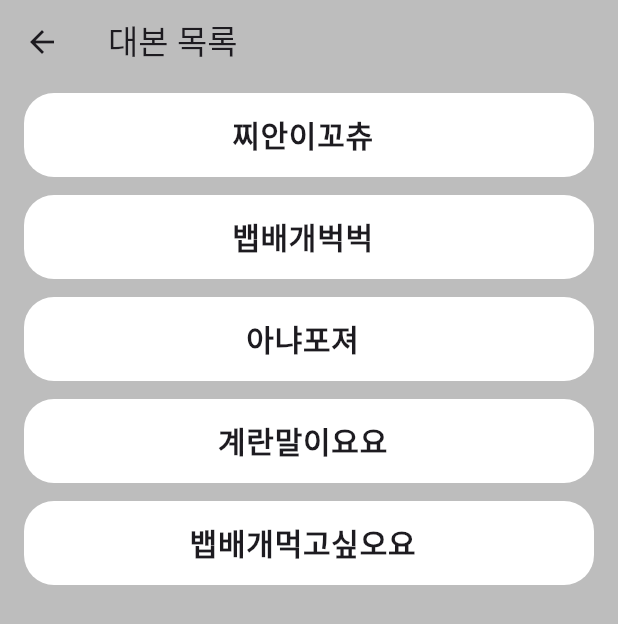
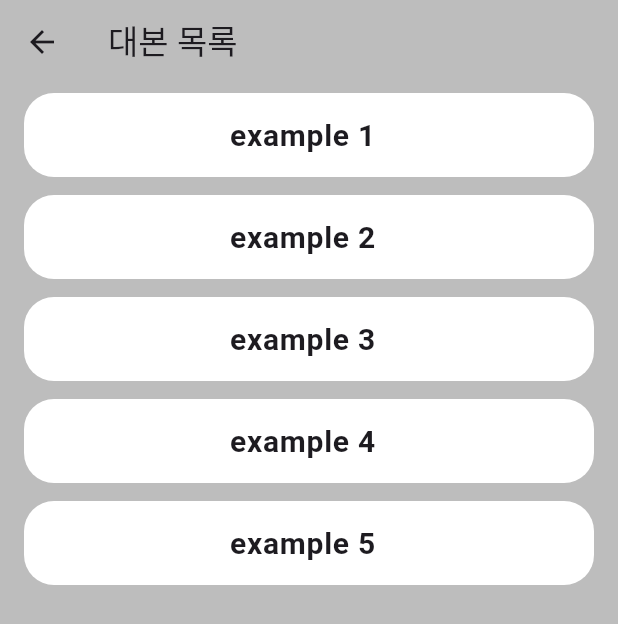
Before and after one commit to Kim-jian/HCI-project, a Flutter app: the MenuListScreen screen opened directly, on a phone screen of 412 x 824 dp. Shown: the top 624 px of the screen. Run offline on Flutter 3.47's test engine with Material 3 defaults, Android fonts, the phone set to English and light mode, and no system bars; our stand-ins replace permission_handler, shared_preferences; missing offline and left inert: flutter_sound; accounts and stored records are empty.

```diff
--- a/lib/Script.dart
+++ b/lib/Script.dart
@@ -9,23 +9,23 @@ class Script {
 
 List<Script> scriptList = [
   Script(
-    title: '찌안이꼬츄',
+    title: 'example 1',
     content: 'This is the content of script 1.',
   ),
   Script(
-    title: '뱁배개벅벅',
+    title: 'example 2',
     content: 'This is the content of script 2.',
   ),
   Script(
-    title: '아냐포져',
+    title: 'example 3',
     content: 'This is the content of script 3.',
   ),
   Script(
-    title: '계란말이요요',
+    title: 'example 4',
     content: 'This is the content of script 4.',
   ),
   Script(
-    title: '뱁배개먹고싶오요',
+    title: 'example 5',
     content: 'This is the content of script 5.',
   ),
   // Add more scripts as needed
```
